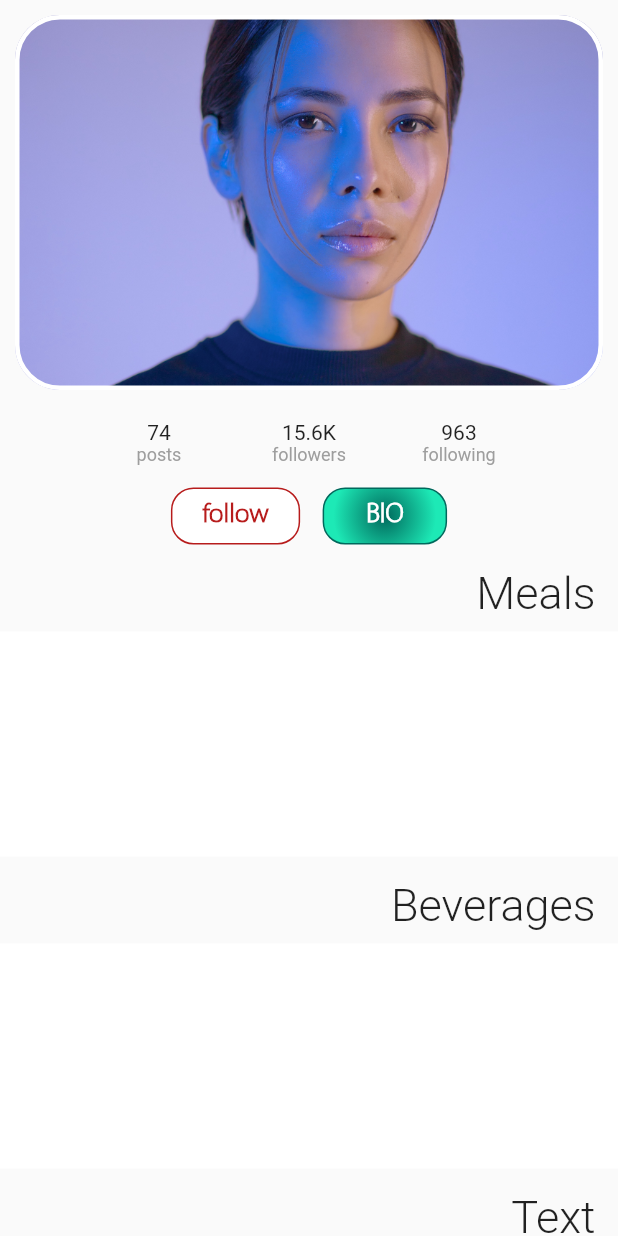
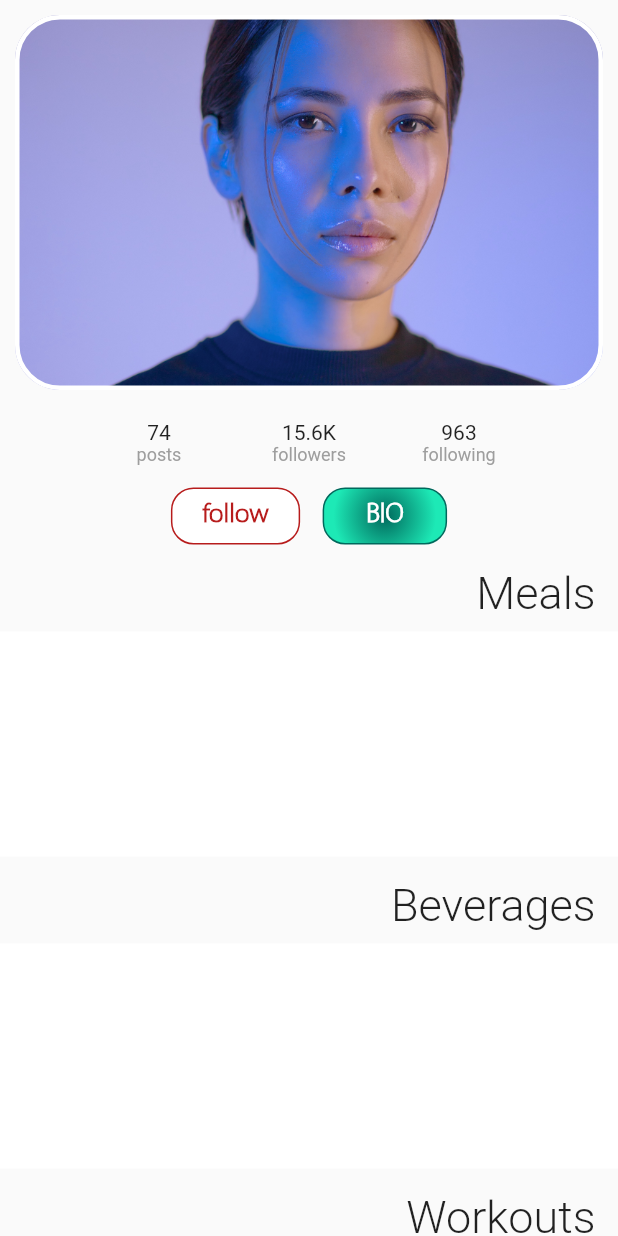
Before and after one commit to Health-Social/app_guru, a Flutter app: the ProfilePage widget shown alone on an empty page, opened directly, on a phone screen of 412 x 824 dp. Run offline on Flutter 3.47's test engine with Material 2 defaults, Android fonts, the light colour scheme and no system bars; Roboto replaces fonts that are missing (myraid-pro-light).

Commit message:
data restructure

```diff
--- a/lib/pages/profile pages/profile.dart
+++ b/lib/pages/profile pages/profile.dart
@@ -352,9 +352,14 @@ class _ProfilePageState extends State<ProfilePage>
     ]);
   }
 
-  Row _subTitle(String _subtitle) {
+  Widget _subTitle(String _subtitle, int _navigator) {
     // subtitle of each category (meals, beverages, text)
-    return Row(
+    return GestureDetector(
+      onTap: () {
+        // navigate to that section onl
+        // _navigator
+      },
+      child: Row(
       children: <Widget>[
         Expanded(child: Container()),
         Text(_subtitle,
@@ -365,7 +370,7 @@ class _ProfilePageState extends State<ProfilePage>
                 color: Colors.black87)),
         SizedBox(width: 15),
       ],
-    );
+    ),);
   }
 
   Widget _catelogContainer() {
@@ -411,15 +416,18 @@ class _ProfilePageState extends State<ProfilePage>
         Expanded(child: Container()),
       ]),
       SizedBox(height: 15),
-      _subTitle('Meals'),
+      _subTitle('Meals', 1),
       SizedBox(height: 8),
       _catelogContainer(),
       SizedBox(height: 15),
-      _subTitle('Beverages'),
+      _subTitle('Beverages', 2),
       SizedBox(height: 8),
       _catelogContainer(),
       SizedBox(height: 15),
-      _subTitle('Text'),
+      _subTitle('Workouts', 3),
+      SizedBox(height: 8),
+      _catelogContainer(),
+      _subTitle('Text', 4),
       SizedBox(height: 8),
       _catelogContainer(),
       SizedBox(height: 55),
--- a/lib/post display/full post card/diet.dart
+++ b/lib/post display/full post card/diet.dart
@@ -45,7 +45,7 @@ class DietPostFull extends StatelessWidget {
               ),
               Expanded(child: Container()),
               _post.collection != null
-                ? CollectionTag(_post.collection['name'], _post.collection['colour'])
+                ? CollectionTag(_post.collection.title, _post.collection.colour)
                 : Container(),
               SizedBox(width: 10),
             ],
```
Also changed, not shown: lib/main.dart (+38 -8 lines), lib/post types/collection.dart (added, +17 -0 lines), lib/post types/diet_post.dart (+4 -3 lines).
